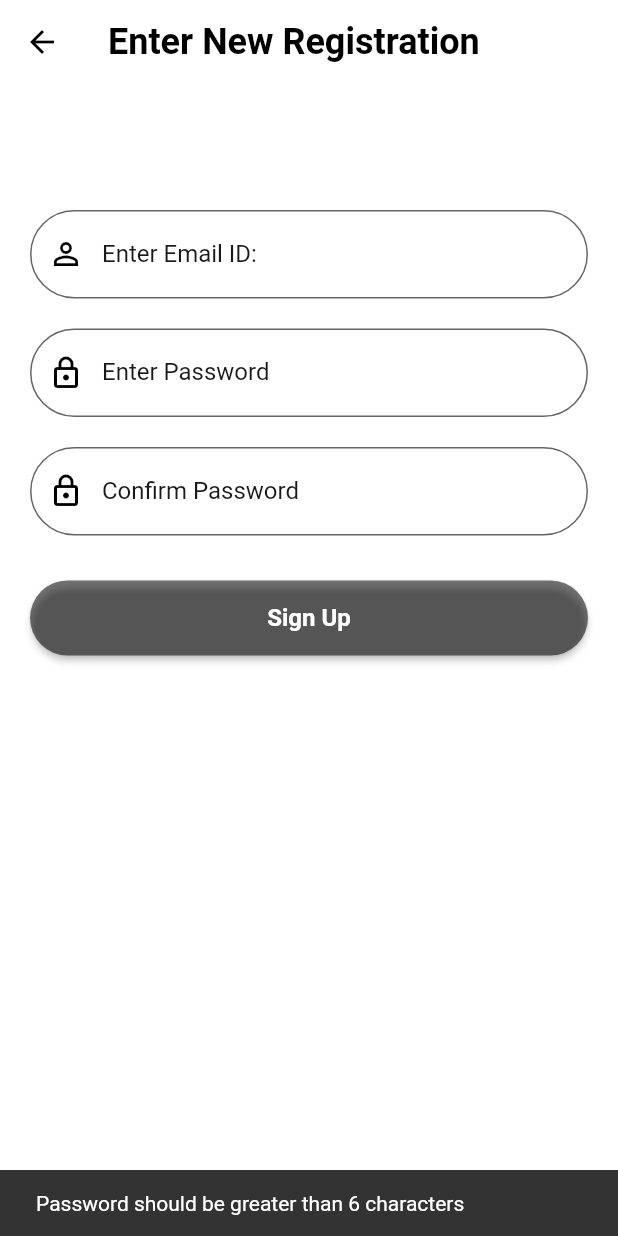
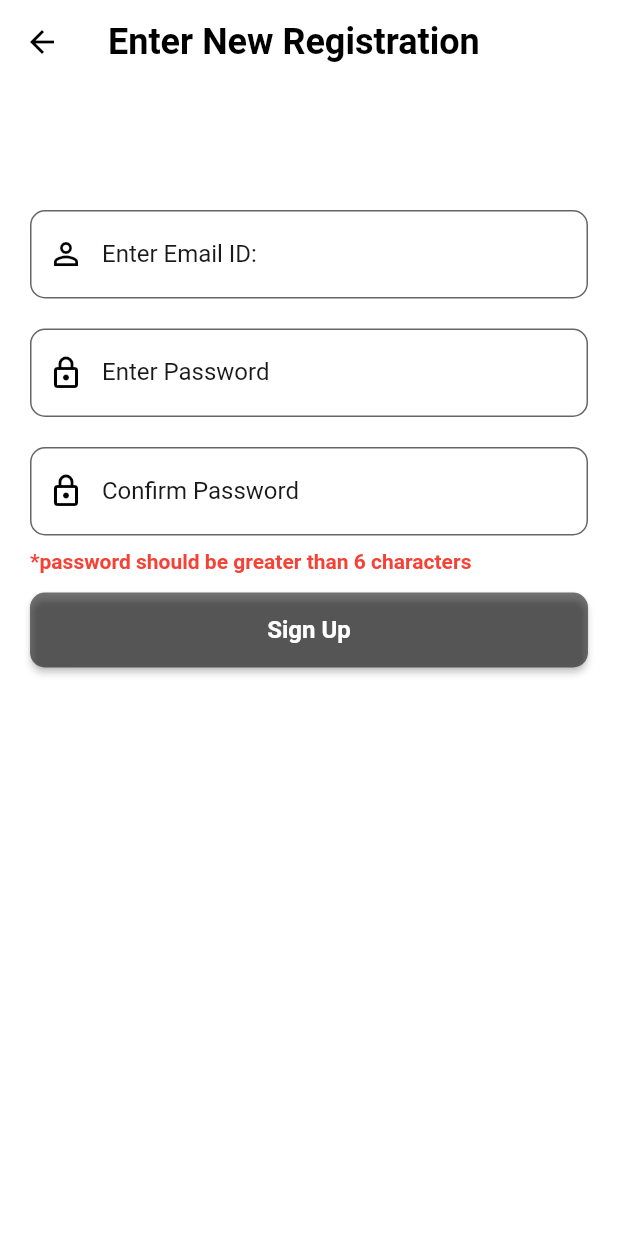
Before and after one commit to NishivSingh/AI_Match_Making, a Flutter app: the SignUpScreen screen opened directly, after a tap on "Sign Up", on a phone screen of 412 x 824 dp. Run offline on Flutter 3.47's test engine with Material 2 defaults, Android fonts, the phone set to English and light mode, and no system bars; our stand-ins replace cloud_firestore, firebase_auth, firebase_core, google_maps_flutter, image_picker; accounts and stored records are empty; Roboto replaces fonts that are missing (Arial).

Commit message:
Improved UI part

```diff
--- a/lib/reusable_widgets/reusable_widgets.dart
+++ b/lib/reusable_widgets/reusable_widgets.dart
@@ -31,7 +31,7 @@ TextField reusableTextField(String text, IconData icon, bool isPasswordType,
       floatingLabelBehavior: FloatingLabelBehavior.never,
       fillColor: Colors.white.withOpacity(0.3),
       border: OutlineInputBorder(
-          borderRadius: BorderRadius.circular(30.0),
+          borderRadius: BorderRadius.circular(10),
           borderSide: const BorderSide(width: 0, color: Colors.black)),
 
     ),
@@ -46,7 +46,7 @@ Container firebaseUIButton(BuildContext context, String title, Function onTap) {
     width: MediaQuery.of(context).size.width,
     height: 50,
     margin: const EdgeInsets.fromLTRB(0, 10, 0, 20),
-    decoration: BoxDecoration(borderRadius: BorderRadius.circular(90)),
+    decoration: BoxDecoration(borderRadius: BorderRadius.circular(10)),
     child: ElevatedButton(
       onPressed: () {
         onTap();
@@ -59,7 +59,7 @@ Container firebaseUIButton(BuildContext context, String title, Function onTap) {
             return Colors.black54;
           }),
           shape: MaterialStateProperty.all<RoundedRectangleBorder>(
-              RoundedRectangleBorder(borderRadius: BorderRadius.circular(30)))),
+              RoundedRectangleBorder(borderRadius: BorderRadius.circular(10)))),
       child: Text(
         title,
         style: const TextStyle(
--- a/lib/screens/auth/signup_screen.dart
+++ b/lib/screens/auth/signup_screen.dart
@@ -18,6 +18,28 @@ class _SignUpScreenState extends State<SignUpScreen> {
   final TextEditingController _passwordTextController = TextEditingController();
   final TextEditingController _emailTextController = TextEditingController();
   final TextEditingController _psdTextController = TextEditingController();
+  String sr="";
+
+  Future valid()async{
+    if(_psdTextController.text!=_passwordTextController.text){
+      setState(() {
+        sr='*passwords do not match';
+      });
+
+      // print(sr);
+    }else if (_passwordTextController.text.length<6){
+      setState(() {
+        sr='*password should be greater than 6 characters';
+      });
+    }
+    else{
+      setState(() {
+        sr='';
+      });
+    }
+  }
+
+
   @override
   Widget build(BuildContext context) {
     return Scaffold(
@@ -61,23 +83,48 @@ class _SignUpScreenState extends State<SignUpScreen> {
                     ),
                     reusableTextField("Confirm Password", Icons.lock_outlined, true,
                         _psdTextController),
-                    const SizedBox(
-                      height: 20,
-                    ),
+
+                    SizedBox(
+                        width: double.infinity,
+                        child: Text(
+                          sr,
+                          textAlign: TextAlign.left,
+                          style: const TextStyle(
+                            fontFamily: 'Arial',
+                            // fontSize: 18,
+                            color: Colors.red,
+                            fontWeight: FontWeight.bold,
+                            height: 2,
+                            // textAlign:
+                          ),
+
+                        ),
+                      ),
+
+
+
                     firebaseUIButton(context, "Sign Up", () {
+                      valid();
                       if(_passwordTextController.text.length<6) {
-                        const snackBar = SnackBar(
-                          content: Text(
-                              'Password should be greater than 6 characters'),
-                        );
-                        ScaffoldMessenger.of(context).showSnackBar(snackBar);
+
+                       setState(() {
+                         sr="*password should be greater than 6 characters";
+                       });
+
+                        // const snackBar = SnackBar(
+                        //   content: Text(
+                        //       'Password should be greater than 6 characters'),
+                        // );
+                        // ScaffoldMessenger.of(context).showSnackBar(snackBar);
                       }
                       else if(_psdTextController.text!=_passwordTextController.text) {
-                        const snackBar = SnackBar(
-                          content: Text(
-                              'Passwords do not match'),
-                        );
-                        ScaffoldMessenger.of(context).showSnackBar(snackBar);
+
+
+                        // const snackBar = SnackBar(
+                        //   content: Text(
+                        //       'Passwords do not match'),
+                        // );
+                        // ScaffoldMessenger.of(context).showSnackBar(snackBar);
                       }
                       else {
 
```
Also changed, not shown: lib/screens/Base/home_screen.dart (+21 -6 lines), assets/images/match_making_navbar.png (added), assets/images/message_navbar.png (added), assets/images/my_page_navbar.png (added), assets/images/request_management_navbar.png (added).
